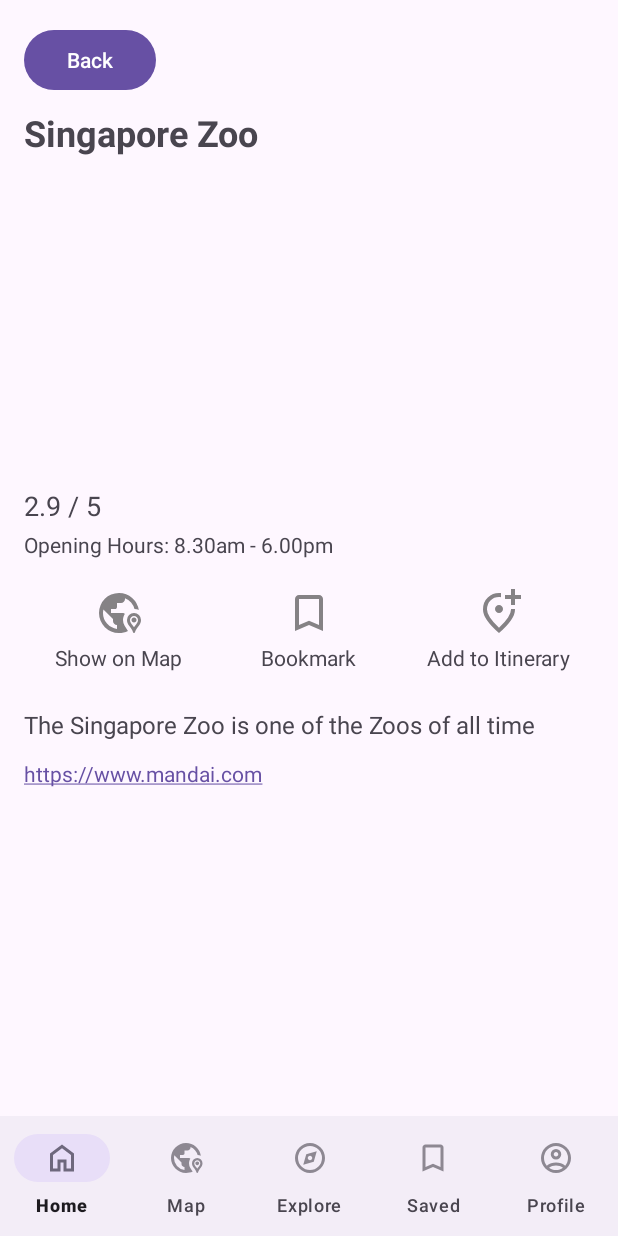
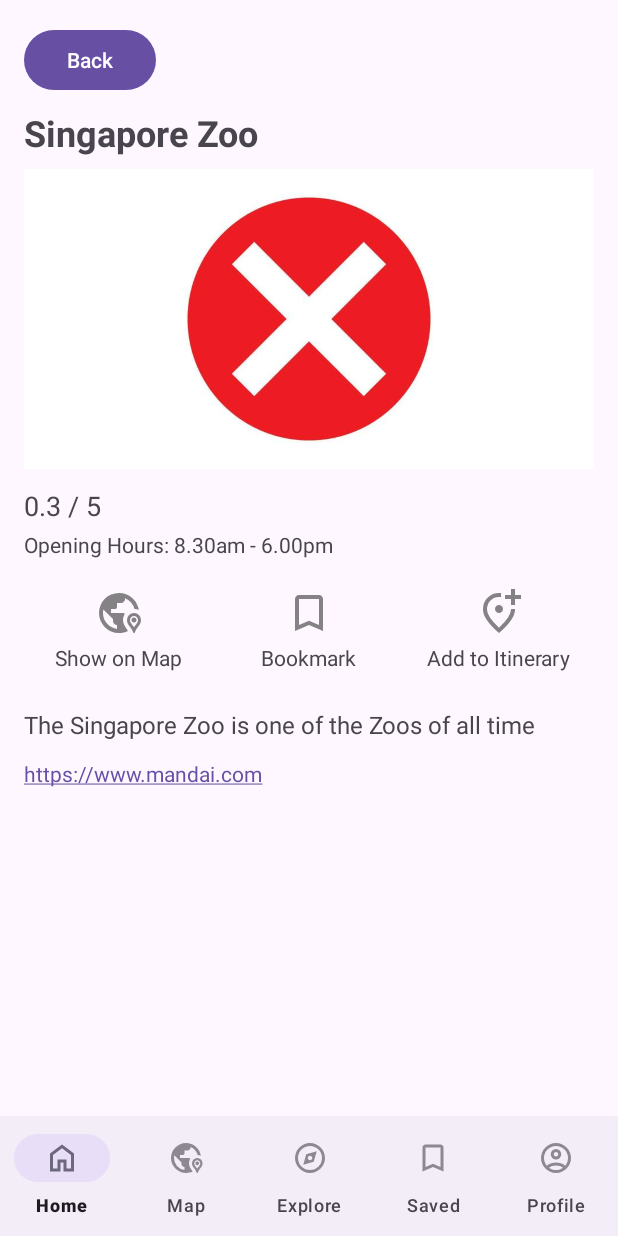
Before and after one commit to Team-2-SA60/KakiGoWhere-Android, an Android app: the screen it shows after launch (MainActivity), after a tap on "Singapore Zoo", on a phone screen of 412 x 824 dp. Run offline under Robolectric (Android 15) with nearby library versions, the phone set to English and light mode, and no system bars; our stand-ins replace navigation-ui; pictures from the network do not load; 1 other tap on this screen came first.

Commit message:
Make connections from DetailFragment to Map Fragment.
Fixed the issue of crashing before using glide.

```diff
--- a/app/src/main/java/team2/kakigowhere/PlaceAdapter.kt
+++ b/app/src/main/java/team2/kakigowhere/PlaceAdapter.kt
@@ -1,12 +1,9 @@
 package team2.kakigowhere
 
-import android.graphics.BitmapFactory
 import android.view.LayoutInflater
 import android.view.ViewGroup
 import androidx.recyclerview.widget.RecyclerView
-import kotlinx.coroutines.CoroutineScope
-import kotlinx.coroutines.Dispatchers
-import kotlinx.coroutines.launch
+import com.bumptech.glide.Glide
 import team2.kakigowhere.databinding.PlaceItemBinding
 import team2.kakigowhere.data.model.Place
 
@@ -21,26 +18,23 @@
         fun bind(rowItem: PlaceRowItem) {
             val place = rowItem.place
 
+            // Name & rating
             binding.placeName.text = place.name
             binding.placeRating.text = "Rating: %.1f".format(rowItem.rating)
 
-            CoroutineScope(Dispatchers.Main).launch {
-                val imageFile = downloadImageToFile(
-                    binding.root.context,
-                    place.imagePath,
-                    "place_${place.id}.jpg"
-                )
+            // Load image with Glide
+            Glide.with(binding.placeImage.context)
+                .load(place.imagePath)
+                .placeholder(R.drawable.placeholder_image) // your placeholder
+                .error(R.drawable.error_image)             // your error drawable
+                .centerCrop()
+                .into(binding.placeImage)
 
-                imageFile?.let { file ->
-                    binding.placeImage.setImageBitmap(BitmapFactory.decodeFile(file.absolutePath))
-                }
-            }
-
+            // Click callback
             binding.root.setOnClickListener {
                 onItemClick(place)
             }
         }
-
     }
 
     override fun onCreateViewHolder(parent: ViewGroup, viewType: Int): PlaceViewHolder {
--- a/app/src/main/java/team2/kakigowhere/ui/DetailFragment.kt
+++ b/app/src/main/java/team2/kakigowhere/ui/DetailFragment.kt
@@ -1,21 +1,17 @@
 package team2.kakigowhere.ui
 
 import android.content.Intent
-import android.graphics.BitmapFactory
 import android.net.Uri
 import android.os.Bundle
 import android.view.LayoutInflater
 import android.view.View
 import android.view.ViewGroup
 import androidx.fragment.app.Fragment
-import androidx.lifecycle.lifecycleScope
 import androidx.navigation.fragment.findNavController
 import androidx.navigation.fragment.navArgs
-import kotlinx.coroutines.launch
+import com.bumptech.glide.Glide
+import team2.kakigowhere.R
 import team2.kakigowhere.databinding.FragmentDetailBinding
-import team2.kakigowhere.downloadImageToFile
-import kotlin.math.round
-import kotlin.random.Random
 
 class DetailFragment : Fragment() {
 
@@ -36,48 +32,34 @@
         super.onViewCreated(view, savedInstanceState)
         val place = args.place
 
-        // Random rating
-        val raw = Random.nextDouble(1.0, 5.0)
-        val randomRating = round(raw * 10) / 10.0
-
+        // Populate text fields
         binding.placeName.text = place.name
-        binding.placeRating.text = "%.1f / 5".format(randomRating)
-        binding.placeHours.text =
-            "Opening Hours: ${place.openingHour} - ${place.closingHour}"
+        // Random rating for demo:
+        val rating = String.format("%.1f / 5", (1..50).random() / 10.0)
+        binding.placeRating.text = rating
+        binding.placeHours.text = "Opening Hours: ${place.openingHour} - ${place.closingHour}"
         binding.placeDescription.text = place.description
         binding.placeWebsite.text = place.url
 
+        // Clickable website
         binding.placeWebsite.setOnClickListener {
             startActivity(Intent(Intent.ACTION_VIEW, Uri.parse(place.url)))
         }
 
-        // Load image
-        lifecycleScope.launch {
-            val imageFile = downloadImageToFile(
-                requireContext(),
-                place.imagePath,
-                "place_${place.id}.jpg"
-            )
-            imageFile?.let {
-                val bmp = BitmapFactory.decodeFile(it.absolutePath)
-                binding.placeImage.setImageBitmap(bmp)
-            }
-        }
+        // Load image with Glide (lifecycle-aware)
+        Glide.with(this)
+            .load(place.imagePath)
+            .placeholder(R.drawable.placeholder_image)
+            .error(R.drawable.error_image)
+            .centerCrop()
+            .into(binding.placeImage)
 
+        // Back button
         binding.backButton.setOnClickListener {
             findNavController().navigateUp()
         }
 
-        binding.btnShowOnMap.setOnClickListener {
-            // Pass Float args
-            val action = DetailFragmentDirections
-                .actionDetailFragmentToMapFragment(
-                    lat = place.latitude.toFloat(),
-                    lng = place.longitude.toFloat()
-                )
-            findNavController().navigate(action)
-        }
-
+        // Show on Map (passing coords + showBack=true)
         binding.btnShowOnMap.setOnClickListener {
             val action = DetailFragmentDirections
                 .actionDetailFragmentToMapFragment(
@@ -88,8 +70,9 @@
             findNavController().navigate(action)
         }
 
-        binding.btnBookmark.setOnClickListener { /* TODO */ }
-        binding.btnAddToItinerary.setOnClickListener { /* TODO */ }
+        // Stubs for future logic
+        binding.btnBookmark.setOnClickListener { /* TODO: bookmark */ }
+        binding.btnAddToItinerary.setOnClickListener { /* TODO: add to itinerary */ }
     }
 
     override fun onDestroyView() {
--- a/app/src/main/java/team2/kakigowhere/ui/MapsFragment.kt
+++ b/app/src/main/java/team2/kakigowhere/ui/MapsFragment.kt
@@ -2,9 +2,9 @@
 
 import android.os.Bundle
 import android.util.Log
-import android.view.*
-import android.view.View.GONE
-import android.view.View.VISIBLE
+import android.view.LayoutInflater
+import android.view.View
+import android.view.ViewGroup
 import android.widget.Button
 import androidx.fragment.app.Fragment
 import androidx.lifecycle.lifecycleScope
@@ -32,9 +32,9 @@
     override fun onViewCreated(view: View, savedInstanceState: Bundle?) {
         super.onViewCreated(view, savedInstanceState)
 
-        // Back button: only show if showBack==true
+        // Show or hide Back button
         view.findViewById<Button>(R.id.backButton).apply {
-            visibility = if (args.showBack) VISIBLE else GONE
+            visibility = if (args.showBack) View.VISIBLE else View.GONE
             setOnClickListener { findNavController().navigateUp() }
         }
 
@@ -60,13 +60,13 @@
         googleMap = map
         googleMap.uiSettings.isZoomControlsEnabled = true
 
-        // Add markers for all places
+        // Place all markers
         places.forEach { p ->
             val pos = LatLng(p.latitude, p.longitude)
             googleMap.addMarker(MarkerOptions().position(pos).title(p.name))
         }
 
-        // Center on passed-in coordinates
+        // Center map on passed-in coords
         val target = LatLng(args.lat.toDouble(), args.lng.toDouble())
         googleMap.moveCamera(CameraUpdateFactory.newLatLngZoom(target, 14f))
     }
--- a/app/src/main/res/layout/fragment_maps.xml
+++ b/app/src/main/res/layout/fragment_maps.xml
@@ -13,7 +13,7 @@
         android:layout_width="match_parent"
         android:layout_height="match_parent" />
 
-    <!-- Back Button (shown conditionally) -->
+    <!-- Back button, visibility controlled in code -->
     <Button
         android:id="@+id/backButton"
         android:text="Back"
--- a/app/src/main/res/navigation/nav_graph.xml
+++ b/app/src/main/res/navigation/nav_graph.xml
@@ -6,7 +6,7 @@
     android:id="@+id/nav_graph"
     app:startDestination="@id/homeFragment">
 
-    <!-- HomeFragment → DetailFragment -->
+    <!-- HomeFragment -->
     <fragment
         android:id="@+id/homeFragment"
         android:name="team2.kakigowhere.ui.HomeFragment"
@@ -17,7 +17,7 @@
             app:destination="@id/detailFragment" />
     </fragment>
 
-    <!-- ExploreFragment → DetailFragment -->
+    <!-- ExploreFragment -->
     <fragment
         android:id="@+id/exploreFragment"
         android:name="team2.kakigowhere.ui.ExploreFragment"
@@ -28,7 +28,7 @@
             app:destination="@id/detailFragment" />
     </fragment>
 
-    <!-- DetailFragment → MapFragment (passes lat, lng, showBack=true) -->
+    <!-- DetailFragment -->
     <fragment
         android:id="@+id/detailFragment"
         android:name="team2.kakigowhere.ui.DetailFragment"
@@ -40,12 +40,15 @@
         <action
             android:id="@+id/action_detailFragment_to_mapFragment"
             app:destination="@id/mapFragment">
+            <!-- Pass coordinates and showBack -->
             <argument
                 android:name="lat"
-                app:argType="float" />
+                app:argType="float"
+                android:defaultValue="1.29027" />
             <argument
                 android:name="lng"
-                app:argType="float" />
+                app:argType="float"
+                android:defaultValue="103.85196" />
             <argument
                 android:name="showBack"
                 app:argType="boolean"
@@ -53,30 +56,35 @@
         </action>
     </fragment>
 
-    <!-- MapFragment (lat, lng, showBack) -->
+    <!-- MapFragment -->
     <fragment
         android:id="@+id/mapFragment"
         android:name="team2.kakigowhere.ui.MapsFragment"
         android:label="Map"
         tools:layout="@layout/fragment_maps">
+        <!-- Required args with defaults -->
         <argument
             android:name="lat"
-            app:argType="float" />
+            app:argType="float"
+            android:defaultValue="1.29027" />
         <argument
             android:name="lng"
-            app:argType="float" />
+            app:argType="float"
+            android:defaultValue="103.85196" />
         <argument
             android:name="showBack"
             app:argType="boolean"
             android:defaultValue="false" />
     </fragment>
 
-    <!-- Saved & Profile (unchanged) -->
+    <!-- SavedFragment -->
     <fragment
         android:id="@+id/savedFragment"
         android:name="team2.kakigowhere.ui.SavedFragment"
         android:label="Saved"
         tools:layout="@layout/fragment_saved" />
+
+    <!-- ProfileFragment -->
     <fragment
         android:id="@+id/profileFragment"
         android:name="team2.kakigowhere.ui.ProfileFragment"
```
